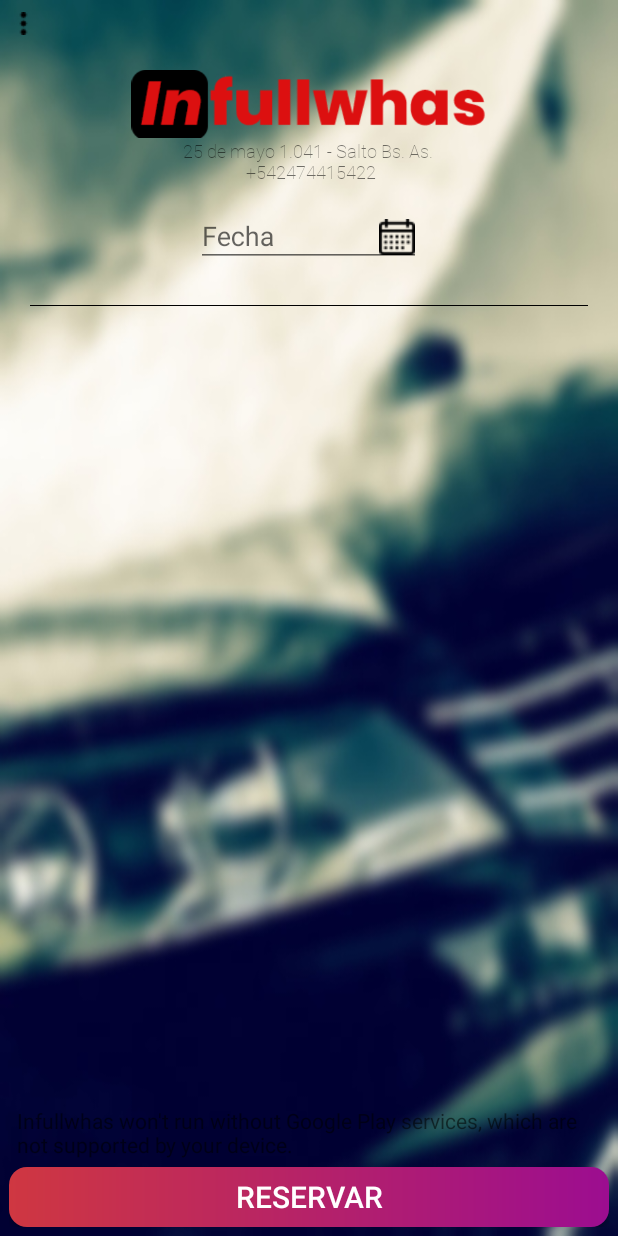
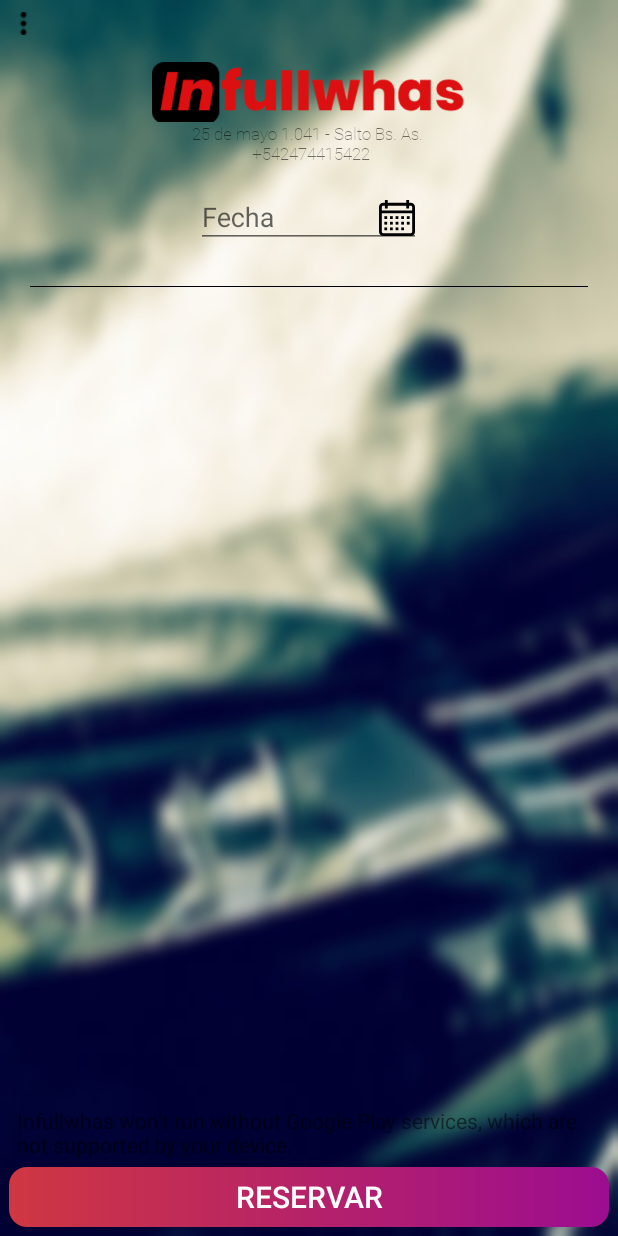
Before and after one commit to marcespinoza/Infullwhas, an Android app: the screen it shows after launch (MainActivity), on a phone screen of 412 x 824 dp. Run offline under Robolectric (Android 15) with nearby library versions, the light colour scheme and no system bars; our stand-ins replace ButterKnife, Firebase (no records; nobody signed in at launch, a user with empty details on screens opened directly); libraries missing offline, so code that uses them is left out: com.andrognito.flashbar, com.crashlytics.android, com.gdacciaro.iOSDialog, com.pixplicity.easyprefs, io.fabric.sdk and 1 more; 4 statements that could not run were skipped.

Commit message:
iconos svg

```diff
--- a/app/src/main/java/com/full/wasah/Modelo/AdminModelo.java
+++ b/app/src/main/java/com/full/wasah/Modelo/AdminModelo.java
@@ -9,8 +9,12 @@ import com.crashlytics.android.Crashlytics;
 import com.full.wasah.Interface.InterfaceAdmin;
 import com.full.wasah.Presentador.AdminPresentador;
 import com.full.wasah.Util.ReservaApplication;
+import com.full.wasah.Util.Turno;
+import com.google.firebase.database.DataSnapshot;
+import com.google.firebase.database.DatabaseError;
 import com.google.firebase.database.DatabaseReference;
 import com.google.firebase.database.FirebaseDatabase;
+import com.google.firebase.database.ValueEventListener;
 
 import java.net.URLEncoder;
 
--- a/app/src/main/res/layout-hdpi/activity_main.xml
+++ b/app/src/main/res/layout-hdpi/activity_main.xml
@@ -24,10 +24,10 @@
 
    <ImageView
        android:id="@+id/imagen"
-       android:layout_width="300dp"
-       android:layout_height="45dp"
+       android:layout_width="270dp"
+       android:layout_height="40dp"
        android:layout_gravity="center"
-       android:layout_marginTop="15dp"
+       android:layout_marginTop="10dp"
        android:src="@drawable/logo_fullwhas"/>
 
     <TextView
@@ -35,7 +35,7 @@
         android:layout_height="wrap_content"
         android:text="25 de mayo 1.041 - Salto Bs. As. \n +542474415422"
         android:gravity="center"
-        android:textSize="12sp"
+        android:textSize="11sp"
         android:fontFamily="@font/roboto_thin"
         android:clickable="true"/>
 
@@ -54,7 +54,7 @@
                 android:clickable="true"
                 android:focusable="false"
                 android:cursorVisible="false"
-                android:drawableRight="@drawable/calendar"
+                android:drawableRight="@drawable/ic_calendar"
                 android:hint="Fecha" />
 
         </android.support.design.widget.TextInputLayout>
--- a/app/src/main/res/layout-xhdpi/activity_main.xml
+++ b/app/src/main/res/layout-xhdpi/activity_main.xml
@@ -24,10 +24,10 @@
 
    <ImageView
        android:id="@+id/imagen"
-       android:layout_width="300dp"
-       android:layout_height="55dp"
+       android:layout_width="270dp"
+       android:layout_height="40dp"
        android:layout_gravity="center"
-       android:layout_marginTop="05dp"
+       android:layout_marginTop="10dp"
        android:src="@drawable/logo_fullwhas"/>
 
     <TextView
@@ -35,6 +35,7 @@
         android:layout_height="wrap_content"
         android:text="25 de mayo 1.041 - Salto Bs. As. \n +542474415422"
         android:gravity="center"
+        android:textSize="12sp"
         android:fontFamily="@font/roboto_thin"
         android:clickable="true"/>
 
@@ -44,7 +45,7 @@
             android:layout_gravity="center"
             android:layout_width="150dp"
             android:layout_height="50dp"
-            android:layout_margin="10dp">
+            android:layout_margin="5dp">
 
             <EditText
                 android:id="@+id/fecha"
@@ -53,7 +54,7 @@
                 android:clickable="true"
                 android:focusable="false"
                 android:cursorVisible="false"
-                android:drawableRight="@drawable/calendar"
+                android:drawableRight="@drawable/ic_calendar"
                 android:hint="Fecha" />
 
         </android.support.design.widget.TextInputLayout>
@@ -106,7 +107,7 @@
         <Button
             android:id="@+id/botonReserva"
             android:layout_width="match_parent"
-            android:layout_height="50dp"
+            android:layout_height="40dp"
             android:background="@drawable/rounded_button"
             android:text="RESERVAR"
             app:layout_constraintBottom_toBottomOf="parent"
--- a/app/src/main/res/layout-xxhdpi/activity_main.xml
+++ b/app/src/main/res/layout-xxhdpi/activity_main.xml
@@ -24,10 +24,10 @@
 
    <ImageView
        android:id="@+id/imagen"
-       android:layout_width="300dp"
-       android:layout_height="55dp"
+       android:layout_width="270dp"
+       android:layout_height="40dp"
        android:layout_gravity="center"
-       android:layout_marginTop="25dp"
+       android:layout_marginTop="10dp"
        android:src="@drawable/logo_fullwhas"/>
 
     <TextView
@@ -35,6 +35,7 @@
         android:layout_height="wrap_content"
         android:text="25 de mayo 1.041 - Salto Bs. As. \n +542474415422"
         android:gravity="center"
+        android:textSize="12sp"
         android:fontFamily="@font/roboto_thin"
         android:clickable="true"/>
 
@@ -44,7 +45,7 @@
             android:layout_gravity="center"
             android:layout_width="150dp"
             android:layout_height="50dp"
-            android:layout_margin="10dp">
+            android:layout_margin="5dp">
 
             <EditText
                 android:id="@+id/fecha"
@@ -53,7 +54,7 @@
                 android:clickable="true"
                 android:focusable="false"
                 android:cursorVisible="false"
-                android:drawableRight="@drawable/calendar"
+                android:drawableRight="@drawable/ic_calendar"
                 android:hint="Fecha" />
 
         </android.support.design.widget.TextInputLayout>
@@ -106,7 +107,7 @@
         <Button
             android:id="@+id/botonReserva"
             android:layout_width="match_parent"
-            android:layout_height="60dp"
+            android:layout_height="40dp"
             android:background="@drawable/rounded_button"
             android:text="RESERVAR"
             app:layout_constraintBottom_toBottomOf="parent"
--- a/app/src/main/res/layout/about_popup.xml
+++ b/app/src/main/res/layout/about_popup.xml
@@ -17,13 +17,13 @@
         android:layout_width="match_parent"
         android:layout_height="wrap_content"
         android:gravity="center"
-        android:text="Todos los derechos resrvados."
+        android:text="Todos los derechos reservados."
         android:textColor="@color/white"/>
 
     <TextView
         android:layout_width="wrap_content"
         android:layout_height="wrap_content"
-        android:layout_marginTop="50dp"
+        android:layout_marginTop="30dp"
         android:text="Desarrollado por"
         android:fontFamily="@font/roboto_bold"
         android:textColor="@color/white"/>
```
